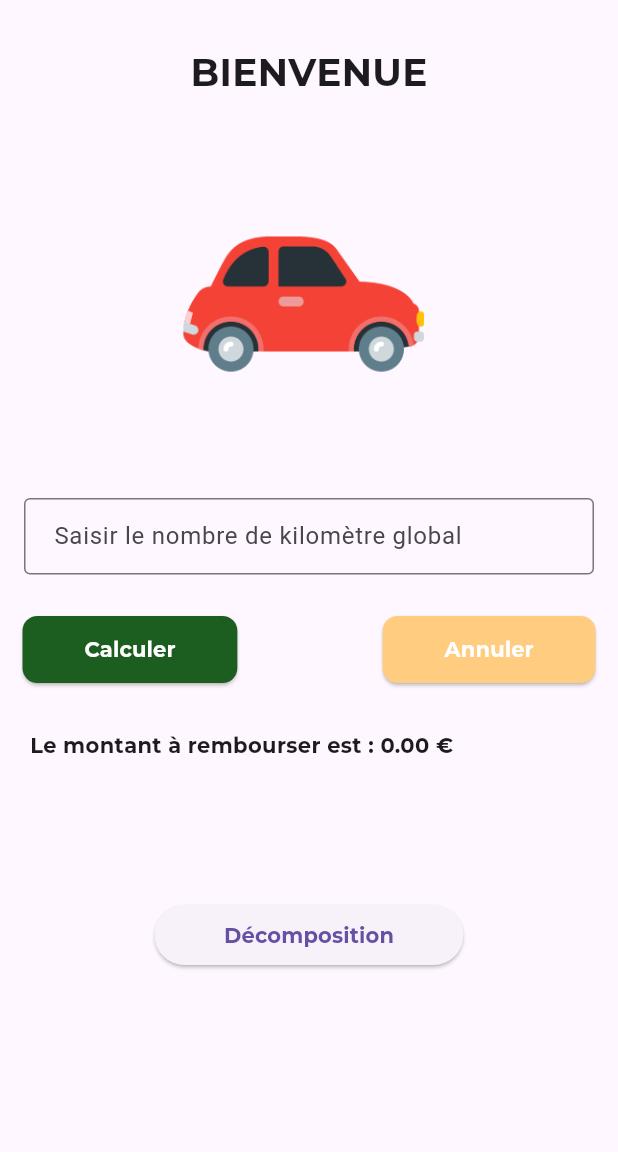
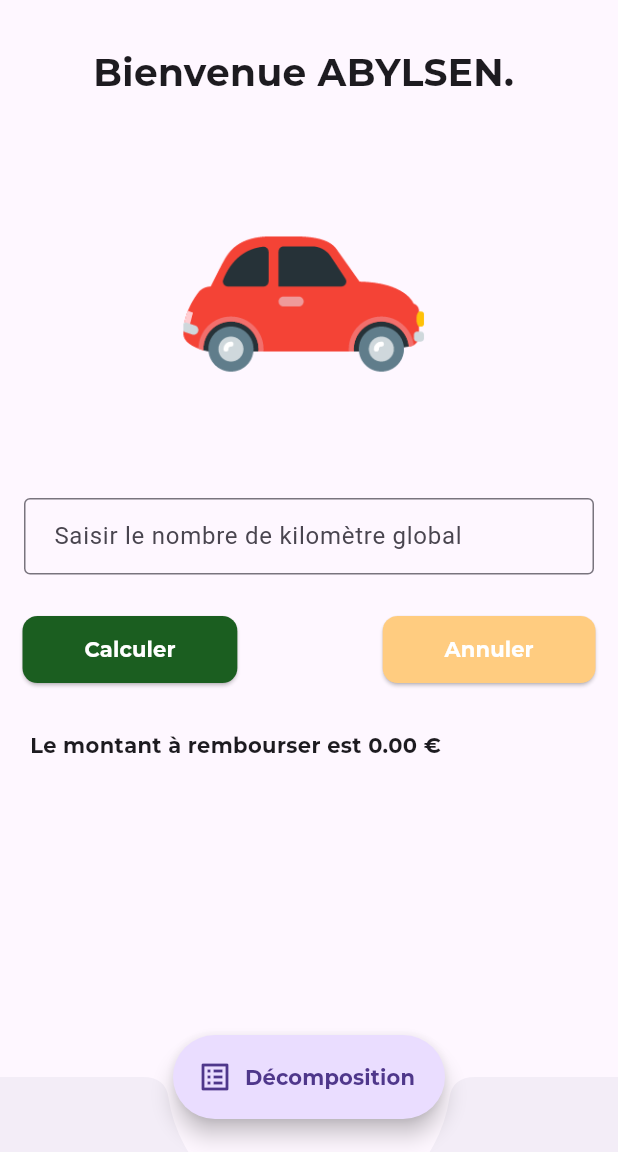
Before and after one commit to othmanemjhd/AbyTripCalculator, a Flutter app: the CalculateFundPage screen opened by its route, on a phone screen of 412 x 824 dp, the part 84-1236 px from its top. Run offline on Flutter 3.47's test engine with Material 3 defaults, Android fonts, the phone set to English and light mode, and no system bars; drawn by our look-alikes of carousel_slider; our stand-ins replace responsive_framework, shared_preferences; accounts and stored records are empty.

Commit message:
Add updates 1.1

```diff
--- a/abytripcalculator/lib/pages/calculateFundPage.dart
+++ b/abytripcalculator/lib/pages/calculateFundPage.dart
@@ -25,6 +25,8 @@
   ];
   List<Map<String,dynamic>> map = [];
   FocusNode _focusNode = FocusNode();
+  String _pidg_text = '';
+  String _toRefund_text = 'Le montant à rembourser est';
   void calculateFundsAndSetResult() {
     // Appel de la fonction avec la valeur actuelle de inputValue
     setState(() {
@@ -43,6 +45,7 @@
   }
   @override
   Widget build(BuildContext context) {
+    bool keyboardIsOpened = MediaQuery.of(context).viewInsets.bottom != 0.0;
     return Scaffold(
       appBar: AppBar(
         title: const Text(
@@ -75,7 +78,7 @@
               const Padding(
                 padding: EdgeInsets.all(30.0),
                 child: Center(
-                  child: Text('BIENVENUE',style: TextStyle(
+                  child: Text('Bienvenue ABYLSEN. ',style: TextStyle(
                     fontWeight: FontWeight.bold,
                     fontSize: 25,
                     fontFamily: 'Montserrat'
@@ -122,6 +125,9 @@
                     onChanged: (value) {
                       setState(() {
                         _selectedNumber = int.tryParse(value) ?? 0;
+                        if(_selectedNumber > 150){
+                          _pidg_text = 'PIGD : Politique Indeminité Grand Déplacement';
+                        }
                       });
                     },
                     style: TextStyle(
@@ -174,9 +180,11 @@
                         // Ajoutez ici la logique pour le bouton "Annuler"
                         setState(() {
                           _priceToRefund = 0;
+                          _selectedNumber=0;
                           resultDecomposition = "";
                           _selectedNumberController.clear();
                           map.clear();
+
                         });
                       },
                       style : ElevatedButton.styleFrom(
@@ -206,7 +214,7 @@
                   child: Column(
                     crossAxisAlignment: CrossAxisAlignment.start,
                     children: [
-                      Text('Le montant à rembourser est : ${_priceToRefund.toStringAsFixed(2)} €',
+                      Text((_selectedNumber)<=150?'$_toRefund_text ${_priceToRefund.toStringAsFixed(2)} €':_pidg_text,
                               style: const TextStyle(
                               fontFamily: 'montserrat',
                               fontWeight: FontWeight.bold,
@@ -229,27 +237,51 @@
                MediaQuery.of(context).size.width * 0.25,
                MediaQuery.of(context).size.height * 0.015,
              ),
-             child: ElevatedButton(
-                 onPressed: () {
-                   Navigator.pushNamed(context, '/display', arguments: map);
-                   /*showDialog(
-                     context: context,
-                     builder: (BuildContext context) {
-                       return  MyDialog( map: map);
-                     },
-                   );*/
-                 },
-                 child: const Text("Décomposition",
-                     style: TextStyle(
-                         fontFamily: 'montserrat',
-                         fontWeight: FontWeight.bold))),
+             // child: _selectedNumber < 150? ElevatedButton(
+             //     onPressed: () {
+             //       Navigator.pushNamed(context, '/display', arguments: map);
+             //       /*showDialog(
+             //         context: context,
+             //         builder: (BuildContext context) {
+             //           return  MyDialog( map: map);
+             //         },
+             //       );*/
+             //     },
+             //     child: const Text("Décomposition",
+             //         style: TextStyle(
+             //             fontFamily: 'montserrat',
+             //             fontWeight: FontWeight.bold))
+             // ):null,
+
            ),
+
             ],
+
           ),
+
         ),
 
       ),
+    floatingActionButton:  (_selectedNumber > 150 || keyboardIsOpened )? null :FloatingActionButton.extended(
+      onPressed: (){
+        Navigator.pushNamed(context, '/display', arguments: map);
+      },
+      label: Text('Décomposition',
+          style: const TextStyle(
+          fontFamily: 'montserrat',
+          fontWeight: FontWeight.bold,
+      )),
+      icon: Icon(Icons.list_alt),
+      shape: RoundedRectangleBorder(
+          borderRadius: BorderRadius.circular(50.0)
+      ),
 
+    ),
+      floatingActionButtonLocation: FloatingActionButtonLocation.centerDocked,
+    bottomNavigationBar: _selectedNumber < 150? BottomAppBar(
+      shape:const CircularNotchedRectangle(),
+      height: 50,
+    ):null,
     );
 
   }
--- a/abytripcalculator/lib/pages/home.dart
+++ b/abytripcalculator/lib/pages/home.dart
@@ -39,7 +39,7 @@
           // Set border radius
          // side: const BorderSide(color: Colors.white, width: 2.0), // Set border color and width
         ),
-        label: const Text('SE CONNECTER',
+        label: const Text('GET STARTED',
           style:TextStyle(
               fontFamily: 'Montserrat',
               fontWeight: FontWeight.bold,
--- a/abytripcalculator/lib/services/CalculateFundsByTrancheService.dart
+++ b/abytripcalculator/lib/services/CalculateFundsByTrancheService.dart
@@ -4,7 +4,7 @@
    late List<TrancheKilometrique> tranchesKilometriques;
    late List<Map<String,dynamic>> map ;
    static List<TrancheKilometrique> init(){
-  TrancheKilometrique tranche1 = TrancheKilometrique(0, 25, 0);
+  TrancheKilometrique tranche1 = TrancheKilometrique(0, 25, 4);
   TrancheKilometrique tranche2 = TrancheKilometrique(25, 45, 0.25);
   TrancheKilometrique tranche3 = TrancheKilometrique(45, 65, 0.30);
   TrancheKilometrique tranche4 = TrancheKilometrique(65, 85, 0.30);
```
